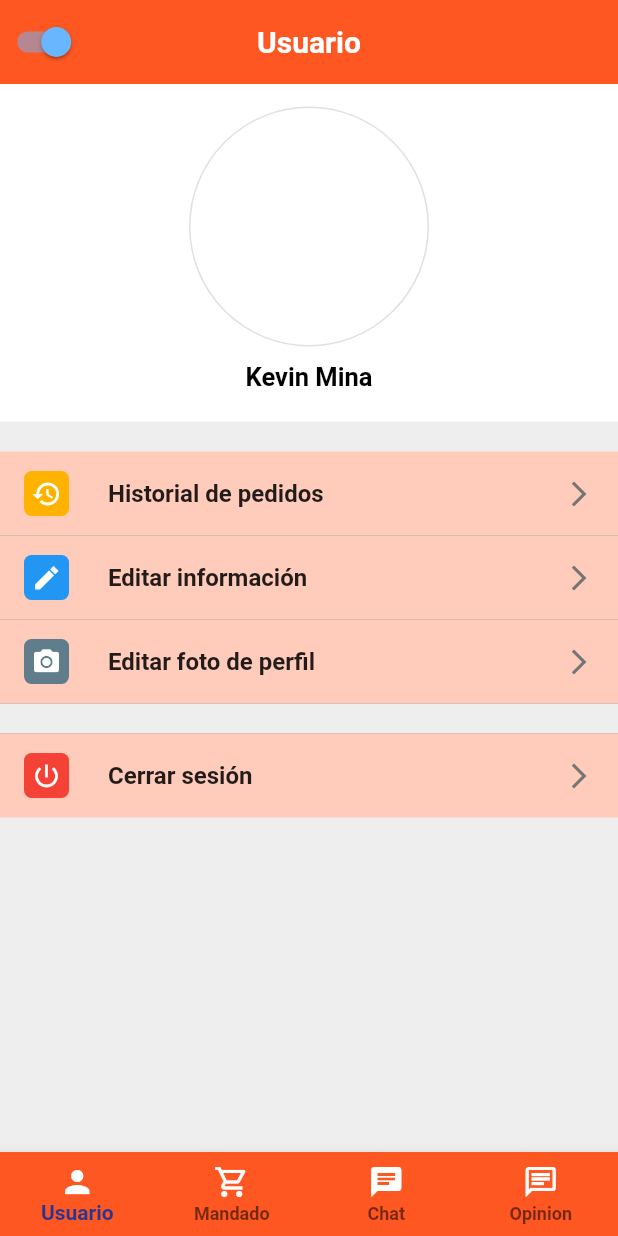
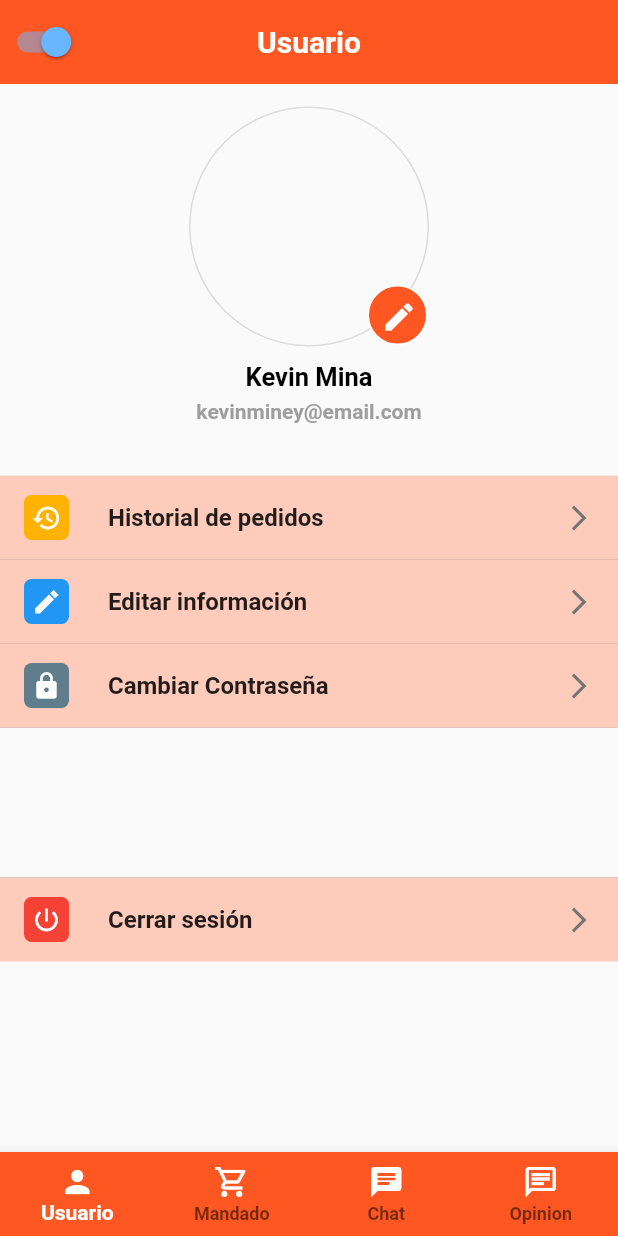
Before and after one commit to KevinM97/MandaditosExpress, a Flutter app: the screen it shows after launch, on a phone screen of 412 x 824 dp. Run offline on Flutter 3.47's test engine with Material 2 defaults, Android fonts, the phone set to English and light mode, and no system bars; our stand-ins replace flutter_screenutil, image_picker, shared_preferences; missing offline and left inert: cloudinary_public; Roboto replaces fonts that are missing (Akrobat).

Commit message:
Actualizacion de errores

```diff
--- a/lib/src/theme/main_theme.dart
+++ b/lib/src/theme/main_theme.dart
@@ -1,7 +1,7 @@
 import 'package:flutter/material.dart';
 
 class AppTheme {
-  static const Color colorMediumPriority = Colors.yellow;
+  static const Color colorMediumPriority = Colors.black;
   static final Color colorHighPriority = Colors.red;
   static final Color colorLowPriority = Colors.green.shade400;
 
@@ -43,9 +43,9 @@ class AppTheme {
             unselectedLabelColor: Colors.grey,
             labelColor: ligthMode ? const Color(0xFF283593) : Colors.white),
         colorScheme: ColorScheme(
-            primary: const Color(0xFF283593),
+            primary: Colors.white,
             primaryVariant: const Color(0xFF1d87e5),
-            secondary: const Color(0xFFffee58),
+            secondary: Colors.black,
             secondaryVariant: const Color(0xFFc9bc1f),
             surface: Colors.white,
             background: Colors.grey,
--- a/lib/src/widgets/Usuario/usuario_widget.dart
+++ b/lib/src/widgets/Usuario/usuario_widget.dart
@@ -13,16 +13,16 @@ class AccountPage extends StatefulWidget {
 }
 
 class _AccountPageState extends State<AccountPage> {
-
   @override
   Widget build(BuildContext context) {
     return Scaffold(
-      backgroundColor: Colors.grey[200],
+      //backgroundColor: Colors.grey[200],
       body: Column(
-        children: [  Container(
-            color: Colors.white,
+        children: [
+          Container(
+            //color: Colors.white,
             width: double.infinity,
-            padding: EdgeInsets.symmetric(vertical: 15.0),
+            padding: const EdgeInsets.symmetric(vertical: 15.0),
             child: Column(
               children: [
                 _Avatar(),
@@ -32,17 +32,20 @@ class _AccountPageState extends State<AccountPage> {
             ),
           ),
           SizedBox(height: 20.0),
-          _Buttons(),],
+          _Buttons(),
+        ],
       ),
     );
   }
 }
+
 class _Avatar extends StatelessWidget {
   const _Avatar({Key? key}) : super(key: key);
 
   @override
   Widget build(BuildContext context) {
-
+    final color = Theme.of(context).colorScheme.primary;
+    final _ButtonsState _act = _ButtonsState();
     return Container(
       height: 160.0,
       width: 160.0,
@@ -50,12 +53,40 @@ class _Avatar extends StatelessWidget {
         border: Border.all(color: Theme.of(context).dividerColor),
         shape: BoxShape.circle,
       ),
-      child: ClipRRect(
+      child: Stack(
+        children: [
+          ClipRRect(
             borderRadius: BorderRadius.circular(100.0),
             // child: FadeInImage(
             //   placeholder: const AssetImage('assets/images/user.png'),
             //   image: const AssetImage('assets/images/user.png'),
             // ),
+          ),
+          Positioned(
+            bottom: 0,
+            right: 0,
+            child: Container(
+              height: 40,
+              width: 40,
+              decoration: BoxDecoration(
+                  shape: BoxShape.circle,
+                  border: Border.all(
+                    width: 1,
+                    color: Colors.white,
+                  ),
+                  color: Colors.deepOrange),
+              child: IconButton(
+                icon: const Icon(
+                  Icons.edit,
+                  color: Colors.white,
+                ),
+                onPressed: () {
+                  _act._editImg(context);
+                },
+              ),
+            ),
+          )
+        ],
       ),
     );
   }
@@ -66,10 +97,9 @@ class _Name extends StatelessWidget {
 
   @override
   Widget build(BuildContext context) {
-
     return Column(
       children: [
-        Text(
+        const Text(
           'Kevin Mina',
           style: TextStyle(
             fontSize: 17.0,
@@ -77,11 +107,16 @@ class _Name extends StatelessWidget {
             color: Colors.black,
           ),
         ),
-        SizedBox(height: 5.0)
+        SizedBox(height: 5.0),
+        Text(
+          'kevinminey@email.com',
+          style: TextStyle(color: Colors.grey),
+        )
       ],
     );
   }
 }
+
 class _Buttons extends StatefulWidget {
   const _Buttons({Key? key}) : super(key: key);
 
@@ -122,30 +157,29 @@ final FotosService _fotosService = FotosService();
             icon: Icons.history,
             color: Colors.amber[600]!,
             text: 'Historial de pedidos',
-            onTap: (){},
+            onTap: () {},
           ),
           const Divider(height: 0.0),
           _renderButton(
               icon: Icons.create_sharp,
               color: Colors.blue,
-            text: 'Editar información', onTap: () {  }
-
+              text: 'Editar información',
+              onTap: () {}),
+          const Divider(height: 0.0),
+          _renderButton(
+            icon: Icons.lock,
+            color: Colors.blueGrey,
+            text: 'Cambiar Contraseña',
+            onTap: () {},
           ),
           const Divider(height: 0.0),
-          _renderButton(
-            icon: Icons.camera_alt,
-            color: Colors.blueGrey,
-            text: 'Editar foto de perfil',
-            onTap: ()=> _editImg(context),
-          ),
-          const Divider(height: 0.0),
-          const SizedBox(height: 20.0),
+          const SizedBox(height: 100.0),
           const Divider(height: 0.0),
           _renderButton(
             icon: Icons.power_settings_new,
             color: Colors.red,
             text: 'Cerrar sesión',
-            onTap: (){},
+            onTap: () {},
           ),
         ],
       ),
@@ -186,7 +220,7 @@ final FotosService _fotosService = FotosService();
     Navigator.pushNamedAndRemoveUntil(context, '/login', (_) => false);
   }
 
- void _editImg(BuildContext context) async{
+  void _editImg(BuildContext context) async {
     showDialog(
         context: context,
         builder: (context) {
@@ -198,22 +232,27 @@ final FotosService _fotosService = FotosService();
                 size: 24.0,
               ),
               TextButton(
-                onPressed: () async{
+                onPressed: () async {
                   await _selectImage(ImageSource.camera);
                 },
-                child: const Text('Cámara'),
+                child: const Text(
+                  'Cámara',
+                  style: TextStyle(color: Colors.black),
+                ),
               ),
               TextButton(
-                onPressed: () async{
+                onPressed: () async {
                   await _selectImage(ImageSource.gallery);
                 },
-                child: const Text('Galería'),
+                child: const Text('Galería',
+                    style: TextStyle(color: Colors.black)),
               ),
               TextButton(
                 onPressed: () {
                   Navigator.pop(context);
                 },
-                child: const Text('Cerrar'),
+                child:
+                    const Text('Cerrar', style: TextStyle(color: Colors.black)),
               )
             ],
           );
```
Lines whose indentation alone changed are shown as unchanged.
